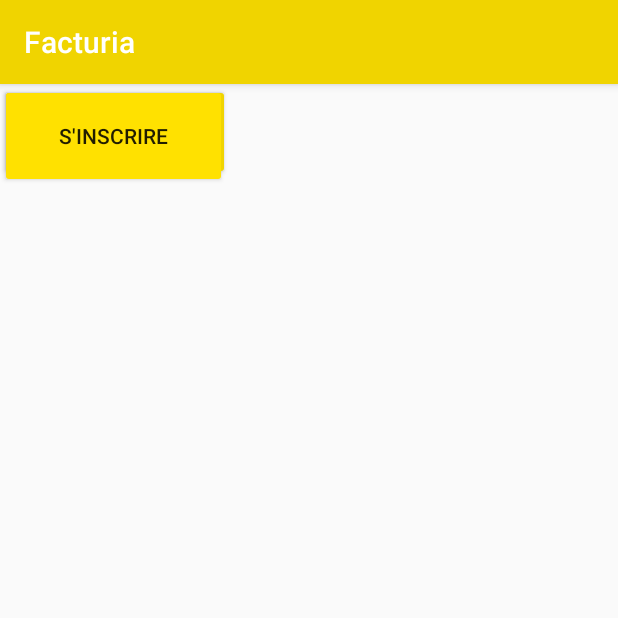
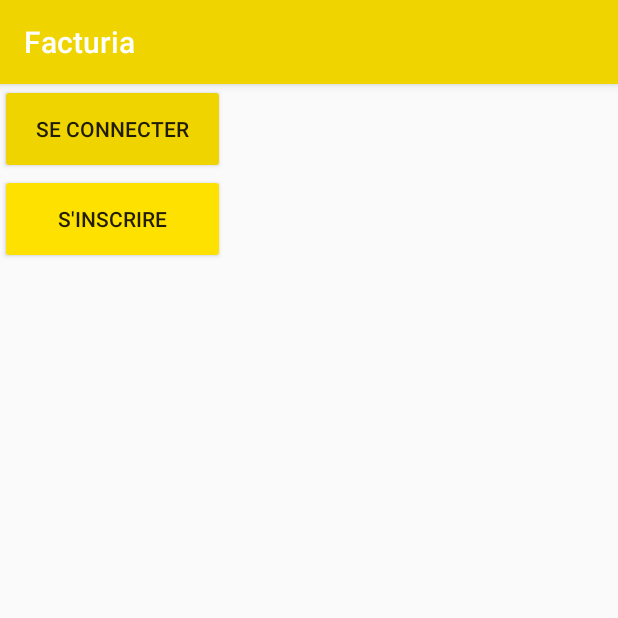
Before and after one commit to yacinbenhamida/Facturia, an Android app: the screen it shows after launch (Facturia), on a phone screen of 412 x 824 dp, the top half of it. Run offline under Robolectric (Android 15) with nearby library versions, the phone set to English and light mode, and no system bars.

Commit message:
Linear Layout, not Relative :p

```diff
--- a/app/src/main/res/layout/activity_facturia.xml
+++ b/app/src/main/res/layout/activity_facturia.xml
@@ -6,19 +6,22 @@
     android:layout_height="match_parent"
     tools:context="application.facturia.Facturia">
 
-    <Button android:id="@+id/button" android:layout_width="153dp"
-android:layout_height="64dp"
-android:backgroundTint="@color/colorPrimary"
-android:text="SE CONNECTER"
- tools:layout_editor_absoluteX="102dp"
-tools:layout_editor_absoluteY="129dp" />
+    <LinearLayout
+        android:layout_width="wrap_content"
+        android:layout_height="wrap_content"
+        android:orientation="vertical">
+        <Button android:id="@+id/button"
+            android:layout_width="150dp"
+            android:layout_height="60dp"
+            android:backgroundTint="@color/colorPrimary"
+            android:text="SE CONNECTER" />
+
+        <Button android:id="@+id/button2"
+            android:layout_width="150dp"
+            android:layout_height="60dp"
+            android:backgroundTint="@color/colorPrimaryDark"
+            android:text="S'INSCRIRE" />
+    </LinearLayout>
 
 
- <Button android:id="@+id/button2"
-android:layout_width="151dp"
-android:layout_height="69dp"
-android:backgroundTint="@color/colorPrimaryDark"
-android:text="S'INSCRIRE"
-tools:layout_editor_absoluteX="102dp"
-tools:layout_editor_absoluteY="239dp" />
 </android.support.constraint.ConstraintLayout>
```
